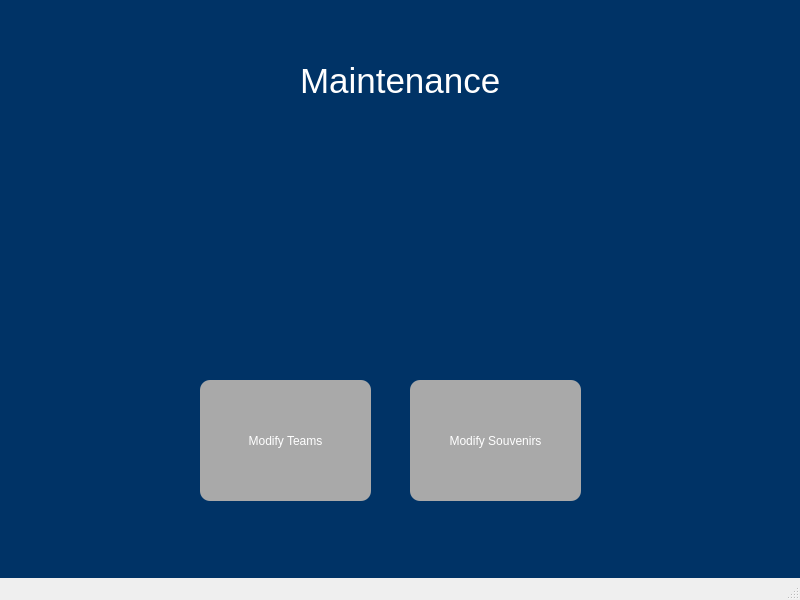
Before: the Qt Designer form NBA/maintenance.ui in pammypoor/ScrumGitSome, drawn with Qt 5.
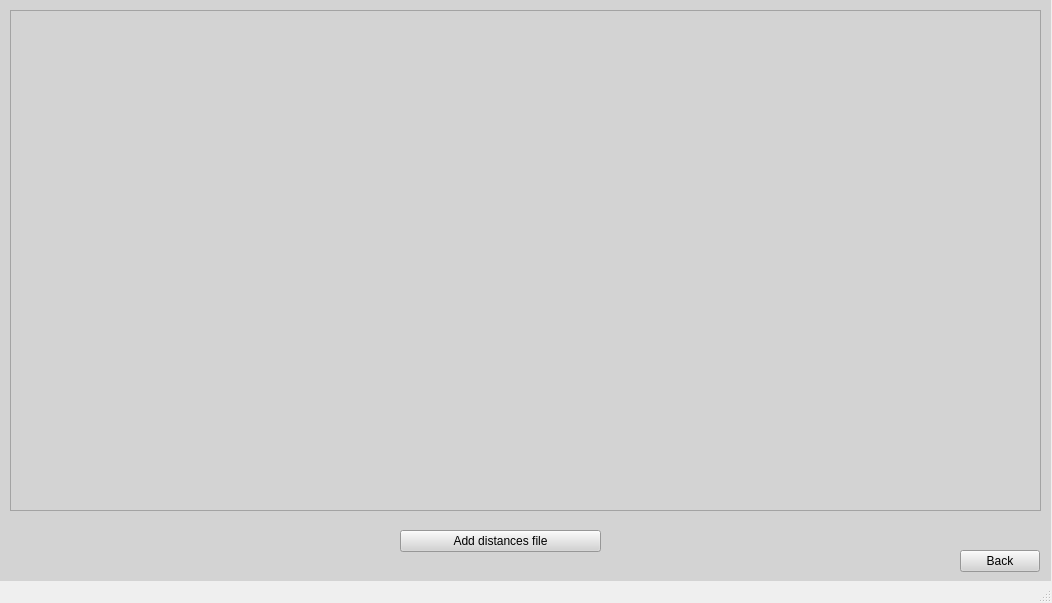
After: the same form once the commit is applied. The open tabs and pages were chosen to show the change. Icons and pictures are not drawn.

```diff
--- a/NBA/maintenance.ui
+++ b/NBA/maintenance.ui
@@ -6,8 +6,8 @@
    <rect>
     <x>0</x>
     <y>0</y>
-    <width>800</width>
-    <height>600</height>
+    <width>1052</width>
+    <height>603</height>
    </rect>
   </property>
   <property name="windowTitle">
@@ -19,12 +19,12 @@
      <rect>
       <x>0</x>
       <y>0</y>
-      <width>801</width>
+      <width>1051</width>
       <height>581</height>
      </rect>
     </property>
     <property name="styleSheet">
-     <string notr="true">background: #003366;</string>
+     <string notr="true">background: #D3D3D3;</string>
     </property>
     <property name="currentIndex">
      <number>1</number>
@@ -33,7 +33,7 @@
      <widget class="QLabel" name="settingsPic">
       <property name="geometry">
        <rect>
-        <x>260</x>
+        <x>380</x>
         <y>120</y>
         <width>281</width>
         <height>221</height>
@@ -49,14 +49,14 @@
      <widget class="QLabel" name="label">
       <property name="geometry">
        <rect>
-        <x>300</x>
+        <x>440</x>
         <y>60</y>
         <width>201</width>
         <height>41</height>
        </rect>
       </property>
       <property name="styleSheet">
-       <string notr="true">color: white;
+       <string notr="true">color: DarkGrey;
 font-size: 35px;</string>
       </property>
       <property name="text">
@@ -66,7 +66,7 @@
      <widget class="QPushButton" name="menuSouvenirButton">
       <property name="geometry">
        <rect>
-        <x>410</x>
+        <x>460</x>
         <y>380</y>
         <width>171</width>
         <height>121</height>
@@ -74,7 +74,7 @@
       </property>
       <property name="styleSheet">
        <string notr="true">QPushButton{
-background:DarkGrey ;
+background:#D2691E ;
 color: white;
 border-radius: 10px;
 }
@@ -92,7 +92,7 @@
      <widget class="QPushButton" name="MenuTeamButton">
       <property name="geometry">
        <rect>
-        <x>200</x>
+        <x>260</x>
         <y>380</y>
         <width>171</width>
         <height>121</height>
@@ -100,7 +100,7 @@
       </property>
       <property name="styleSheet">
        <string notr="true">QPushButton{
-background:DarkGrey ;
+background:#D2691E ;
 color: white;
 border-radius: 10px;
 }
@@ -392,6 +392,70 @@
       </property>
      </widget>
     </widget>
+    <widget class="QWidget" name="page_4">
+     <widget class="QPushButton" name="distanceBackButton">
+      <property name="geometry">
+       <rect>
+        <x>960</x>
+        <y>550</y>
+        <width>80</width>
+        <height>22</height>
+       </rect>
+      </property>
+      <property name="styleSheet">
+       <string notr="true">QPushButton{
+background:#D2691E ;
+color: white;
+border-radius: 10px;
+}
+QPushButton:hover:!pressed
+{
+background: #FF8C00;
+color: white;
+border-radius: 10px;
+}color: white;</string>
+      </property>
+      <property name="text">
+       <string>Back</string>
+      </property>
+     </widget>
+     <widget class="QTableView" name="distancesTable">
+      <property name="geometry">
+       <rect>
+        <x>10</x>
+        <y>10</y>
+        <width>1031</width>
+        <height>501</height>
+       </rect>
+      </property>
+     </widget>
+     <widget class="QPushButton" name="addDistancesButton">
+      <property name="geometry">
+       <rect>
+        <x>400</x>
+        <y>530</y>
+        <width>201</width>
+        <height>22</height>
+       </rect>
+      </property>
+      <property name="styleSheet">
+       <string notr="true">QPushButton{
+background:#D2691E ;
+color: white;
+border-radius: 10px;
+}
+QPushButton:hover:!pressed
+{
+background: #FF8C00;
+color: white;
+border-radius: 10px;
+}color: white;</string>
+      </property>
+      <property name="text">
+       <string>Add distances file</string>
+      </property>
+     </widget>
+    </widget>
    </widget>
   </widget>
   <widget class="QStatusBar" name="statusbar"/>
```
Left out of the diff: 95 changed lines with no effect on the pictures.
